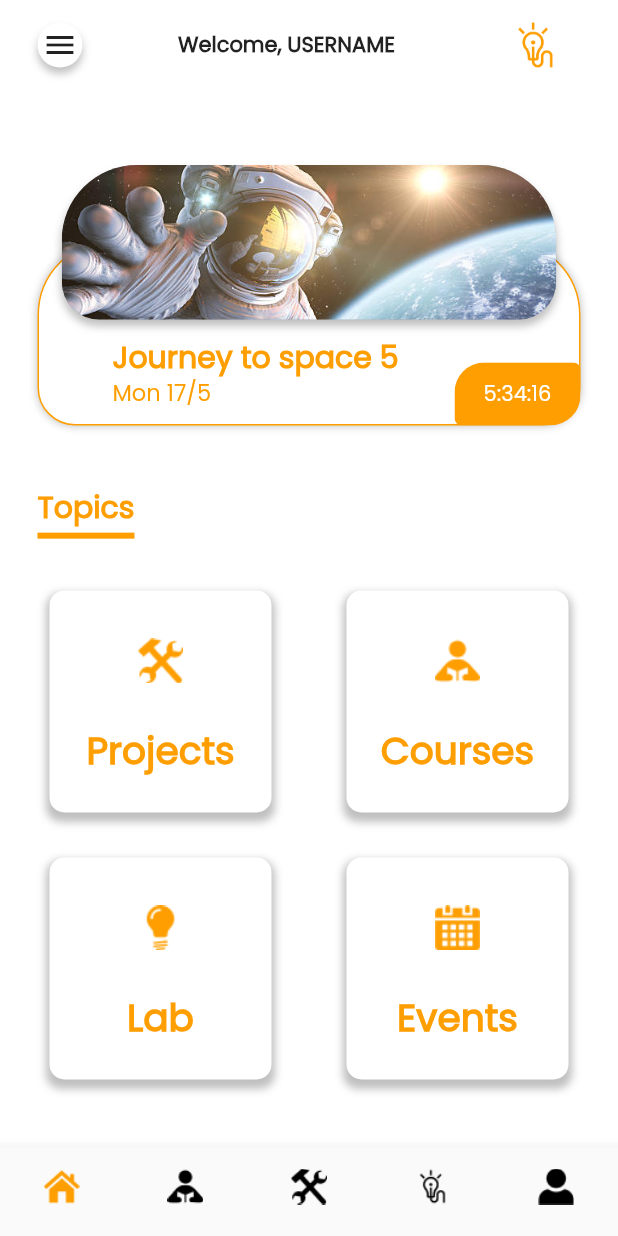
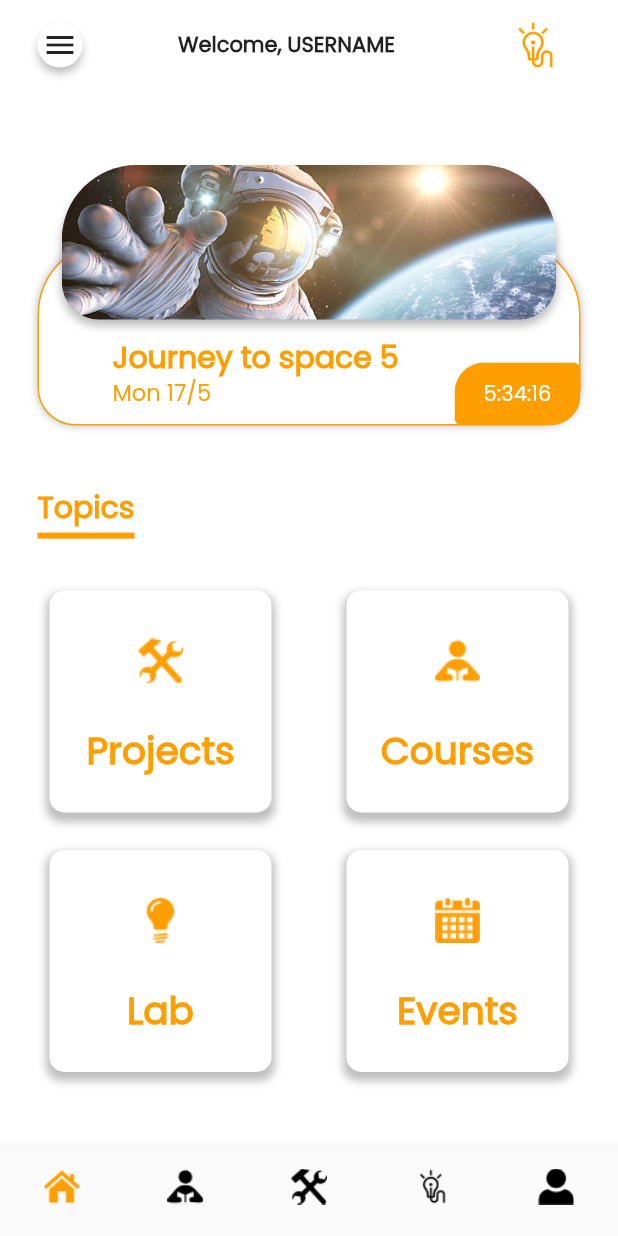
Before and after one commit to axelabbas/isc_app, a Flutter app: the screen it shows after launch, on a phone screen of 412 x 824 dp. Run offline on Flutter 3.47's test engine with Material 2 defaults, Android fonts, the phone set to English and light mode, and no system bars; our stand-ins replace infinite_carousel.

Commit message:
Minor fixes

```diff
--- a/lib/views/screens/coursesScreens/coursesScreen.dart
+++ b/lib/views/screens/coursesScreens/coursesScreen.dart
@@ -80,7 +80,6 @@ class _coursesScreenState extends State<coursesScreen>
                     context, "PCL programming", 5, "Mon", "Thr", "10:00 AM");
               },
             ),
-            Text("test")
           ],
         ),
       ),
--- a/lib/views/screens/labScreens/labScreen.dart
+++ b/lib/views/screens/labScreens/labScreen.dart
@@ -18,7 +18,7 @@ class _LabScreenState extends State<LabScreen> {
         children: [
           appBarWidget("The Lab"),
           SizedBox(
-            height: MediaQuery.of(context).size.height * 0.1,
+            height: MediaQuery.of(context).size.height * 0.05,
           ),
           SizedBox(
             width: MediaQuery.of(context).size.width * 0.7,
--- a/lib/views/screens/projectScreens/studentProjectsScreen.dart
+++ b/lib/views/screens/projectScreens/studentProjectsScreen.dart
@@ -85,7 +85,6 @@ class _studentProjectsScreenState extends State<studentProjectsScreen>
                 return studentProjectWidget(context, projectList[index]);
               },
             ),
-            Text("test")
           ],
         ),
       ),
--- a/lib/views/widgets/homeWidgets/topicGridWidget.dart
+++ b/lib/views/widgets/homeWidgets/topicGridWidget.dart
@@ -6,9 +6,9 @@ topicGridWidget(List<Widget> children) {
     child: GridView.count(
       shrinkWrap: true,
       crossAxisSpacing: 50,
-      mainAxisSpacing: 30,
+      mainAxisSpacing: 25,
       crossAxisCount: 2,
-      childAspectRatio: (110 / 110),
+      childAspectRatio: (1 / 1),
       children: children,
     ),
   );
--- a/lib/views/widgets/studentProjectsWidgets/studentProjectWidget.dart
+++ b/lib/views/widgets/studentProjectsWidgets/studentProjectWidget.dart
@@ -53,7 +53,7 @@ studentProjectWidget(context, StudentProject project) {
                             fontSize: AdaptiveTextSize()
                                 .getadaptiveTextSize(context, 25),
                             fontWeight: FontWeight.bold)),
-                    Text(project.teamMembers.toString(),
+                    Text(project.teamMembers.join(", "),
                         maxLines: 2,
                         overflow: TextOverflow.ellipsis,
                         textAlign: TextAlign.justify,
```
